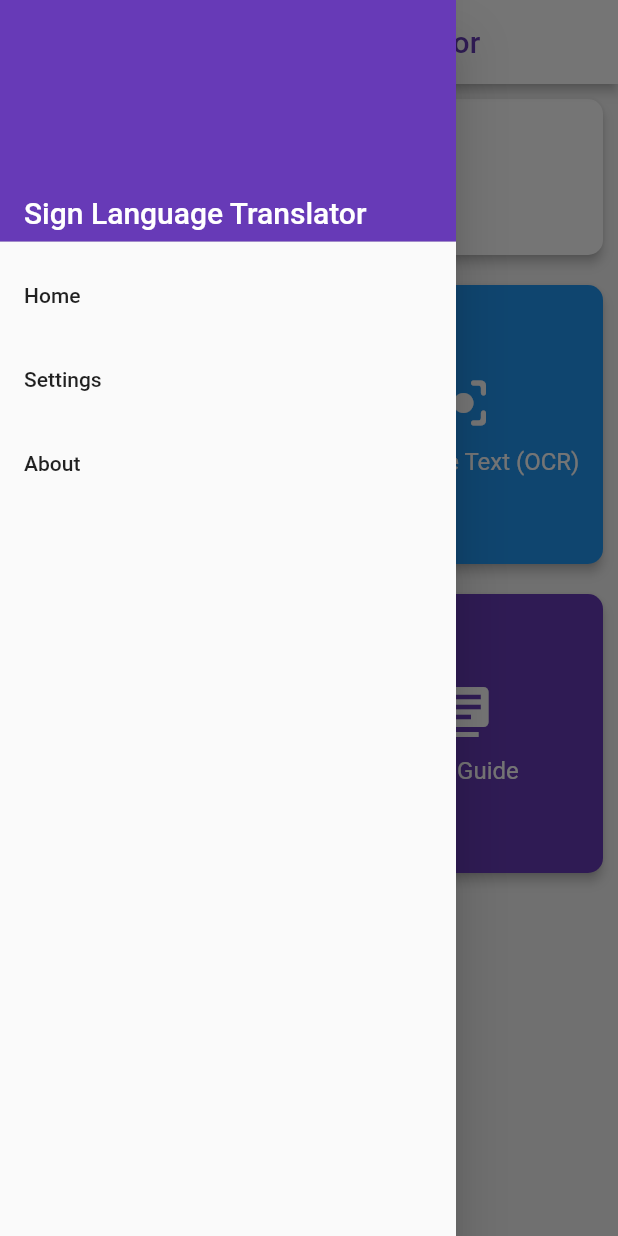
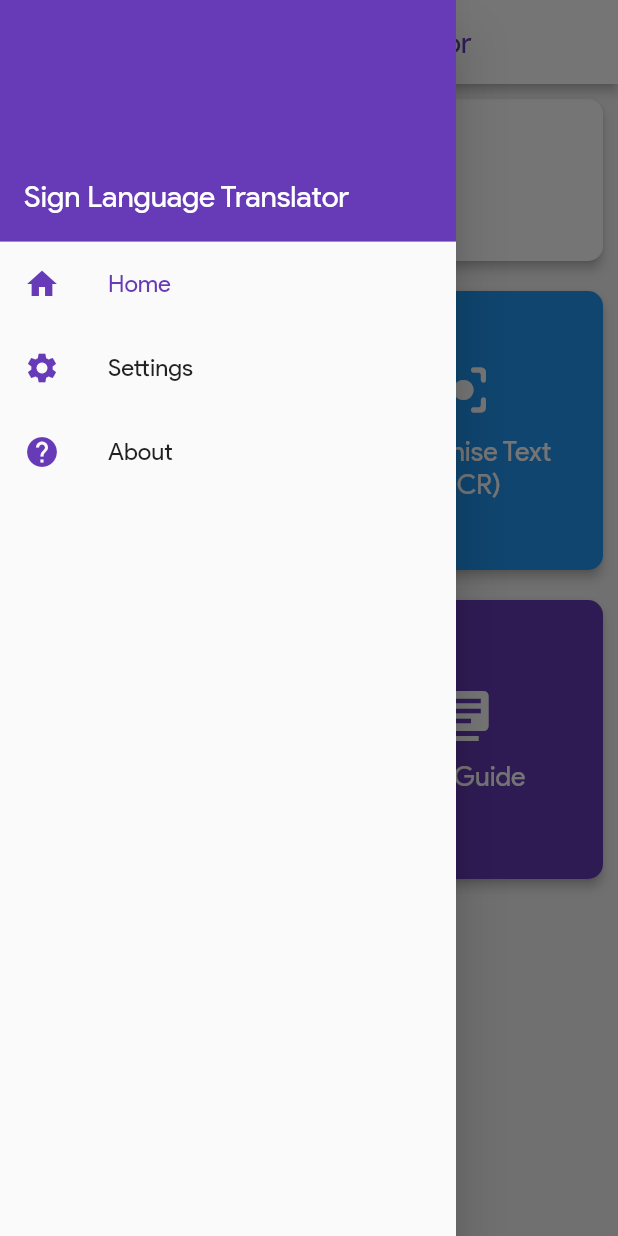
Before and after one commit to Harshit-Sonawala/sign-language-app, a Flutter app: the screen it shows after launch, with the side drawer open, on a phone screen of 412 x 824 dp. Run offline on Flutter 3.47's test engine with Material 2 defaults, Android fonts, the phone set to English and light mode, and no system bars.

Commit message:
refactored into custom drawer, added font asset

```diff
--- a/lib/HomeScreen.dart
+++ b/lib/home_screen.dart
@@ -1,6 +1,7 @@
 import 'package:flutter/material.dart';
 import 'package:flutter/services.dart';
-import './reusableWidgets/MainOptionButton.dart';
+import 'reusableWidgets/custom_drawer.dart';
+import 'reusableWidgets/main_option_button.dart';
 
 class HomeScreen extends StatelessWidget {
   const HomeScreen({Key? key}) : super(key: key);
@@ -38,36 +39,7 @@ class HomeScreen extends StatelessWidget {
       },
     ];
     return Scaffold(
-      drawer: MediaQuery.removePadding(
-        context: context,
-        // removeTop: true,
-        child: Drawer(
-          child: Column(
-            children: [
-              DrawerHeader(
-                decoration:
-                    BoxDecoration(color: Theme.of(context).primaryColor),
-                child: const Align(
-                    alignment: Alignment.bottomLeft,
-                    child: Text('Sign Language Translator',
-                        style: TextStyle(color: Colors.white, fontSize: 20))),
-              ),
-              ListTile(
-                onTap: () => {},
-                title: const Text('Home'),
-              ),
-              ListTile(
-                onTap: () => {},
-                title: const Text('Settings'),
-              ),
-              ListTile(
-                onTap: () => {},
-                title: const Text('About'),
-              ),
-            ],
-          ),
-        ),
-      ),
+      drawer: CustomDrawer(),
       appBar: AppBar(
         centerTitle: true,
         title: const Text('Sign Language Translator'),
@@ -103,7 +75,6 @@ class HomeScreen extends StatelessWidget {
                       style: TextStyle(
                         color: Colors.deepPurple,
                         fontSize: 30.0,
-                        fontWeight: FontWeight.bold,
                       ),
                     ),
                     SizedBox(
@@ -112,7 +83,7 @@ class HomeScreen extends StatelessWidget {
                     Text(
                       'Choose your action:',
                       style: TextStyle(
-                        fontSize: 16.0,
+                        fontSize: 18.0,
                       ),
                     ),
                   ],
--- a/lib/main.dart
+++ b/lib/main.dart
@@ -1,6 +1,6 @@
 import 'package:flutter/material.dart';
 
-import './HomeScreen.dart';
+import 'home_screen.dart';
 
 void main() {
   runApp(const MyApp());
@@ -16,6 +16,8 @@ class MyApp extends StatelessWidget {
       title: 'Sign Language Translator',
       theme: ThemeData(
         primarySwatch: Colors.deepPurple,
+        accentColor: const Color(0xFF00B0FF),
+        fontFamily: 'ProductSans',
       ),
       home: const HomeScreen(),
       debugShowCheckedModeBanner: false,
--- /dev/null
+++ b/lib/reusableWidgets/custom_drawer.dart
@@ -0,0 +1,69 @@
+import 'package:flutter/material.dart';
+
+class CustomDrawer extends StatefulWidget {
+  const CustomDrawer({Key? key}) : super(key: key);
+
+  @override
+  _CustomDrawerState createState() => _CustomDrawerState();
+}
+
+class _CustomDrawerState extends State<CustomDrawer> {
+  @override
+  Widget build(BuildContext context) {
+    return MediaQuery.removePadding(
+      context: context,
+      // removeTop: true,
+      child: Drawer(
+        child: Column(
+          children: [
+            DrawerHeader(
+              margin: null,
+              decoration: BoxDecoration(color: Theme.of(context).primaryColor),
+              child: Container(
+                margin: const EdgeInsets.only(bottom: 10),
+                child: const Align(
+                    alignment: Alignment.bottomLeft,
+                    child: Text('Sign Language Translator',
+                        style: TextStyle(color: Colors.white, fontSize: 20))),
+              ),
+            ),
+            ListTile(
+              onTap: () => {},
+              leading: Icon(
+                Icons.home,
+                color: Theme.of(context).primaryColor,
+              ),
+              title: Text(
+                'Home',
+                style: TextStyle(
+                    fontSize: 16, color: Theme.of(context).primaryColor),
+              ),
+            ),
+            ListTile(
+              onTap: () => {},
+              leading: Icon(
+                Icons.settings,
+                color: Theme.of(context).primaryColor,
+              ),
+              title: const Text(
+                'Settings',
+                style: TextStyle(fontSize: 16),
+              ),
+            ),
+            ListTile(
+              onTap: () => {},
+              leading: Icon(
+                Icons.help,
+                color: Theme.of(context).primaryColor,
+              ),
+              title: const Text(
+                'About',
+                style: TextStyle(fontSize: 16),
+              ),
+            ),
+          ],
+        ),
+      ),
+    );
+  }
+}
--- a/lib/reusableWidgets/MainOptionButton.dart
+++ b/lib/reusableWidgets/main_option_button.dart
@@ -45,7 +45,7 @@ class MainOptionButton extends StatelessWidget {
                 textAlign: TextAlign.center,
                 style: const TextStyle(
                   color: Colors.white,
-                  fontSize: 16.0,
+                  fontSize: 18.0,
                 ),
               ),
             ],
```
Also changed, not shown: pubspec.yaml (+5 -3 lines), lib/assets/fonts/ProductSans-Regular.ttf (added).
